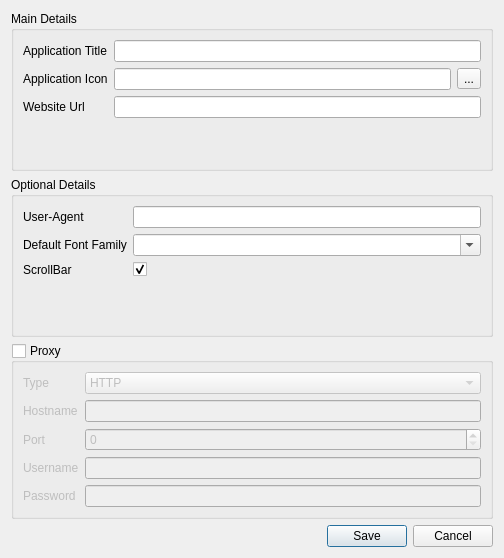
The window that adddialog.ui (realbardia/bew) describes before a commit, drawn with Qt 5.
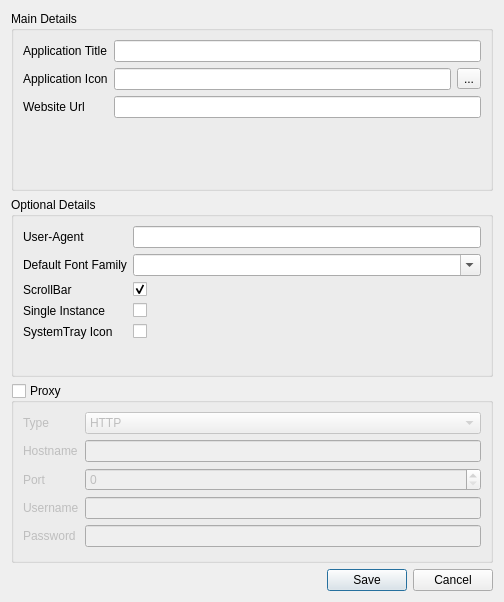
The same window after the commit.

Commit message: System tray and Single instance mod

Diff of the .ui file:
```diff
--- a/adddialog.ui
+++ b/adddialog.ui
@@ -7,7 +7,7 @@
     <x>0</x>
     <y>0</y>
     <width>504</width>
-    <height>558</height>
+    <height>602</height>
    </rect>
   </property>
   <property name="windowTitle">
@@ -111,6 +111,34 @@
         </property>
        </widget>
       </item>
+      <item row="3" column="0">
+       <widget class="QLabel" name="label_12">
+        <property name="text">
+         <string>Single Instance</string>
+        </property>
+       </widget>
+      </item>
+      <item row="4" column="0">
+       <widget class="QLabel" name="label_13">
+        <property name="text">
+         <string>SystemTray Icon</string>
+        </property>
+       </widget>
+      </item>
+      <item row="3" column="1">
+       <widget class="QCheckBox" name="singleInstance">
+        <property name="text">
+         <string/>
+        </property>
+       </widget>
+      </item>
+      <item row="4" column="1">
+       <widget class="QCheckBox" name="systemTray">
+        <property name="text">
+         <string/>
+        </property>
+       </widget>
+      </item>
      </layout>
     </widget>
    </item>
```
The commit also changes 5 other files.
